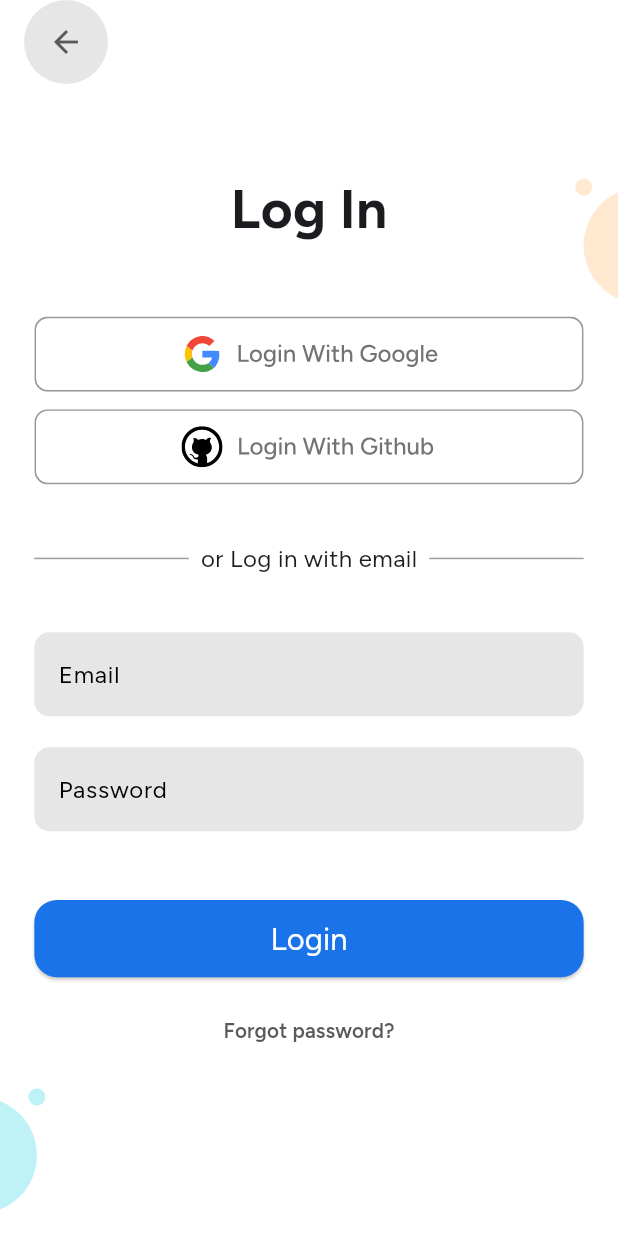
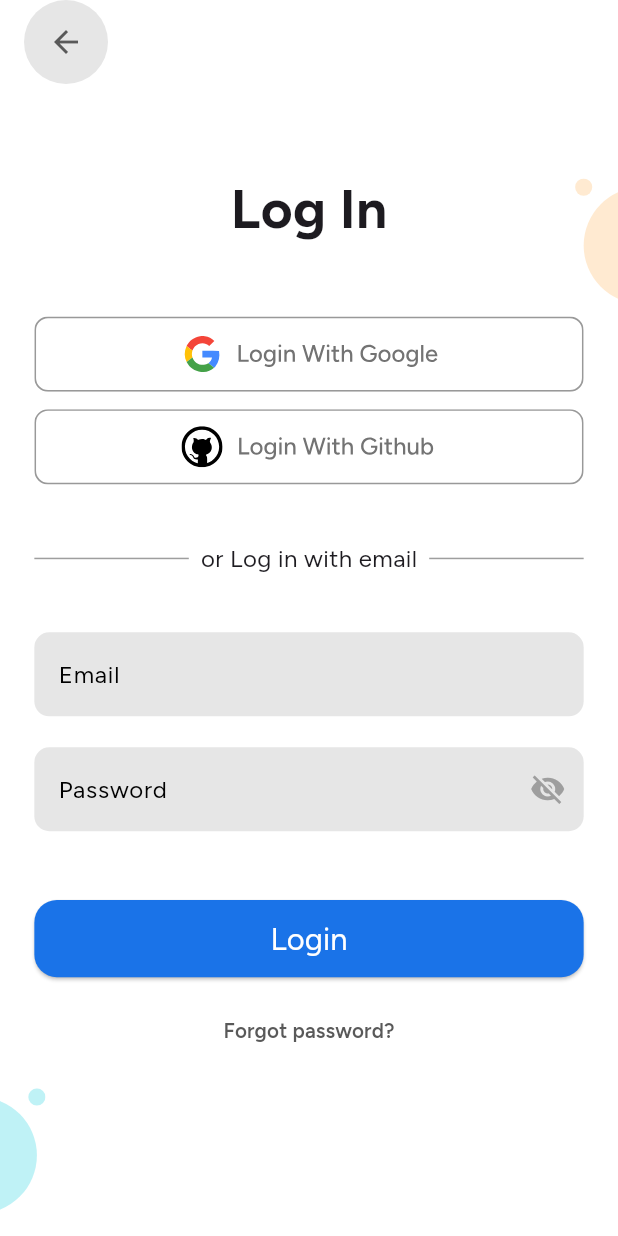
Before and after one commit to shreeyansh64/agile, a Flutter app: the screen it shows after launch, after a tap on "Log In", on a phone screen of 412 x 824 dp. Run offline on Flutter 3.47's test engine with Material 3 defaults, Android fonts, the light colour scheme and no system bars; our stand-ins replace dio, flutter_dotenv, flutter_otp_text_field, flutter_svg, fluttertoast, google_fonts and 3 more; accounts and stored records are empty; network calls fail.

Commit message:
LoginPage: added services and login function in loginpage

```diff
--- a/lib/main.dart
+++ b/lib/main.dart
@@ -1,3 +1,6 @@
+import 'dart:io';
+
+import 'package:agile/view/dashboard.dart';
 import 'package:agile/view/forgotpasswordPage.dart';
 import 'package:agile/view/loginPage.dart';
 import 'package:agile/view/onBoard.dart';
@@ -8,9 +11,15 @@ import 'package:agile/view/signupPage.dart';
 import 'package:flutter/material.dart';
 import 'package:google_fonts/google_fonts.dart';
 import 'package:flutter_dotenv/flutter_dotenv.dart';
+import 'package:hive/hive.dart';
+import 'package:hive_flutter/hive_flutter.dart';
 
 Future<void> main()async{
-  await dotenv.load();
+  WidgetsFlutterBinding.ensureInitialized();
+  print('Current directory: ${Directory.current.path}');
+  await dotenv.load(fileName: ".env");
+  await Hive.initFlutter();
+  await Hive.openBox('auth');
   runApp(const MyApp());
 }
 
@@ -28,6 +37,7 @@ class MyApp extends StatelessWidget {
       initialRoute: '/',
       routes: {
         '/':(context)=> OnBoard(),
+        '/dashboard':(context)=> Dashboard(),
         '/login':(context)=> LoginPage(),
         '/signup':(context)=> SignupPage(),
         '/signupEmail':(context)=> SignupEmailPage(),
--- /dev/null
+++ b/lib/models/loginRequest.dart
@@ -0,0 +1,11 @@
+class LoginRequest {
+  final String username;
+  final String password;
+
+  LoginRequest({required this.username, required this.password});
+
+  Map<String, dynamic> toJson() => {
+    'username': username,
+    'password': password,
+  };
+}
--- /dev/null
+++ b/lib/models/loginResponse.dart
@@ -0,0 +1,19 @@
+class LoginResponse {
+  final String accessToken;
+  final String refreshToken;
+  final String tokenType;
+
+  LoginResponse({
+    required this.accessToken,
+    required this.refreshToken,
+    required this.tokenType,
+  });
+
+  factory LoginResponse.fromJson(Map<String, dynamic> json) {
+    return LoginResponse(
+      accessToken: json['access_token'],
+      refreshToken: json['refresh_token'],
+      tokenType: json['token_type'],
+    );
+  }
+}
--- a/lib/view/forgotpasswordPage.dart
+++ b/lib/view/forgotpasswordPage.dart
@@ -16,6 +16,8 @@ class ForgotPasswordPage extends StatefulWidget {
 class _ForgotPasswordPageState extends State<ForgotPasswordPage> {
 
   final TextEditingController emailController = TextEditingController();
+  final String emailErr = "";
+  final bool err = false;
 
   @override
   void dispose() {
@@ -85,7 +87,7 @@ class _ForgotPasswordPageState extends State<ForgotPasswordPage> {
                       ],
                     ),
                     SizedBox(height: _responsive(86)),
-                    inputField(text: "Email",controller:emailController),
+                    inputField(text: "Email",controller:emailController, errorText: emailErr, err: err,),
                     SizedBox(height: _responsive(92)),
                     BlueButton(text: "Verify Email",function: () {
                       Navigator.pushNamed(context, '/otpPage');
--- a/lib/view/loginPage.dart
+++ b/lib/view/loginPage.dart
@@ -1,3 +1,6 @@
+import 'package:agile/models/loginRequest.dart';
+import 'package:agile/models/loginResponse.dart';
+import 'package:agile/services/authServices.dart';
 import 'package:agile/styles/appColors.dart';
 import 'package:agile/styles/appText.dart';
 import 'package:agile/widgets/blueButton.dart';
@@ -6,6 +9,9 @@ import 'package:agile/widgets/inputField.dart';
 import 'package:agile/widgets/passwordField.dart';
 import 'package:flutter/material.dart';
 import 'package:flutter_svg/svg.dart';
+import 'package:fluttertoast/fluttertoast.dart';
+
+
 
 class LoginPage extends StatefulWidget {
   const LoginPage({super.key});
@@ -18,6 +24,11 @@ class _LoginPageState extends State<LoginPage> {
 
   final TextEditingController emailController = TextEditingController();
   final TextEditingController passController = TextEditingController();
+  final String emailErr = '';
+  final String passErr = '';
+  final bool emailErrb = true;
+  final bool passErrb = true;
+  final AuthService auth = AuthService();
 
   @override
   void dispose() {
@@ -32,6 +43,18 @@ class _LoginPageState extends State<LoginPage> {
       final width = MediaQuery.widthOf(context);
       return (width / 360) * num;
     }
+
+  Future<void> loginUser() async {
+  try {
+    final res = await auth.login(
+      LoginRequest(username: emailController.text, password: passController.text),
+    );
+    Fluttertoast.showToast(msg: "Logged in successfully!");
+    Navigator.pushReplacementNamed(context, '/dashboard');
+  } catch (e) {
+    Fluttertoast.showToast(msg: "Login failed: $e");
+  }
+}
 
     return GestureDetector(
       onTap: FocusScope.of(context).unfocus,
@@ -102,15 +125,15 @@ class _LoginPageState extends State<LoginPage> {
                         SizedBox(height: _responsive(33),),
                         Column(
                           children: [
-                            inputField(text: "Email", controller: emailController),
+                            inputField(text: "Email", controller: emailController, errorText: emailErr, err: emailErrb,),
                             SizedBox(height: _responsive(18)),
-                            PasswordField(text: "Password", controller: passController)
+                            PasswordField(text: "Password", controller: passController, errorText: passErr, err: passErrb,)
                           ],
                         ),
                         SizedBox(height: _responsive(40),),
                         Column(
                           children: [
-                            BlueButton(text: "Login",function: (){},),
+                            BlueButton(text: "Login",function: (){loginUser();},),
                             SizedBox(height: _responsive(10)),
                             TextButton(onPressed: (){Navigator.pushNamed(context, '/forgotPass');}, child: Text(
                               "Forgot password?",
--- a/lib/view/signupPage.dart
+++ b/lib/view/signupPage.dart
@@ -14,12 +14,12 @@ class SignupPage extends StatefulWidget {
 
 class _SignupPageState extends State<SignupPage> {
   final TextEditingController emailController = TextEditingController();
-  final TextEditingController passController = TextEditingController();
+  final String emailErr = '';
+  final bool emailErrb = false;
 
   @override
   void dispose() {
     emailController.dispose();
-    passController.dispose();
     super.dispose();
   }
 
@@ -97,7 +97,7 @@ class _SignupPageState extends State<SignupPage> {
                           ],
                         ),
                         SizedBox(height: _responsive(33)),
-                        inputField(text: "Email", controller: emailController,),
+                        inputField(text: "Email", controller: emailController, errorText: emailErr, err: emailErrb,),
                         SizedBox(height: _responsive(55)),
                         BlueButton(text: "Sign Up",function: (){Navigator.pushNamed(context, '/signupEmail');},),
                         Spacer(),
--- a/lib/widgets/inputField.dart
+++ b/lib/widgets/inputField.dart
@@ -1,17 +1,35 @@
 import 'package:agile/styles/appColors.dart';
 import 'package:flutter/material.dart';
 
-class inputField extends StatelessWidget {
+class inputField extends StatefulWidget {
   final String text;
   final TextEditingController controller;
-  const inputField({super.key,required this.text,required this.controller});
+  final String errorText;
+  final bool err;
+  const inputField({
+    super.key,
+    required this.text,
+    required this.controller,
+    required this.errorText,
+    required this.err,
+  });
 
+  @override
+  State<inputField> createState() => _inputFieldState();
+}
+
+class _inputFieldState extends State<inputField> {
   @override
   Widget build(BuildContext context) {
     return TextField(
-      controller: controller,
+      controller: widget.controller,
+      onChanged: (value) {
+        setState(() {});
+      },
       decoration: InputDecoration(
-        label: Text(text),
+        label: Text(widget.text),
+        // errorText: errorText,
+        // errorStyle: AppText.textButton(context).copyWith(color: Colors.red),
         labelStyle: TextStyle(color: Colors.black),
         fillColor: Appcolors.white_normal_hover,
         filled: true,
@@ -19,13 +37,12 @@ class inputField extends StatelessWidget {
           borderRadius: BorderRadius.circular(10),
           borderSide: BorderSide.none,
         ),
-        errorBorder: OutlineInputBorder(
-          borderRadius: BorderRadius.circular(10),
-          borderSide: BorderSide(width: 2,color: Colors.red),
-        ),
         focusedBorder: OutlineInputBorder(
           borderRadius: BorderRadius.circular(10),
-          borderSide: BorderSide(width: 2, color: Appcolors.blue1_normal),
+          borderSide: BorderSide(
+            width: 2,
+            color: widget.err ? Appcolors.blue1_normal : Colors.red,
+          ),
         ),
       ),
     );
--- a/lib/widgets/passwordField.dart
+++ b/lib/widgets/passwordField.dart
@@ -1,17 +1,34 @@
+import 'package:flutter/material.dart';
 import 'package:agile/styles/appColors.dart';
-import 'package:flutter/material.dart';
 
-class PasswordField extends StatelessWidget {
+class PasswordField extends StatefulWidget {
   final String text;
   final TextEditingController controller;
-  const PasswordField({super.key,required this.text, required this.controller});
+  final String errorText;
+  final bool err;
+  const PasswordField({
+    super.key,
+    required this.text,
+    required this.controller,
+    required this.errorText,
+    required this.err,
+  });
+
+  @override
+  State<PasswordField> createState() => _PasswordFieldState();
+}
+
+class _PasswordFieldState extends State<PasswordField> {
+  bool _obscureText = true;
 
   @override
   Widget build(BuildContext context) {
     return TextField(
-      controller: controller,
+      controller: widget.controller,
+      obscureText: _obscureText,
+      onChanged: (value) => setState(() {}),
       decoration: InputDecoration(
-        label: Text(text),
+        label: Text(widget.text),
         labelStyle: TextStyle(color: Colors.black),
         fillColor: Appcolors.white_normal_hover,
         filled: true,
@@ -21,9 +38,23 @@ class PasswordField extends StatelessWidget {
         ),
         focusedBorder: OutlineInputBorder(
           borderRadius: BorderRadius.circular(10),
-          borderSide: BorderSide(width: 2, color: Appcolors.blue1_normal),
+          borderSide: BorderSide(
+            width: 2,
+            color: widget.err ? Appcolors.blue1_normal : Colors.red,
+          ),
+        ),
+        suffixIcon: IconButton(
+          icon: Icon(
+            _obscureText ? Icons.visibility_off : Icons.visibility,
+            color: Colors.grey,
+          ),
+          onPressed: () {
+            setState(() {
+              _obscureText = !_obscureText;
+            });
+          },
         ),
       ),
-    );;
+    );
   }
 }
```
Also changed, not shown: lib/services/authServices.dart (added, +40 -0 lines), lib/services/signupService.dart (deleted, +0 -21 lines), lib/view/dashboard.dart (added, +20 -0 lines), lib/view/resetpasswordPage.dart (+6 -2 lines), lib/view/signupEmailPage.dart (+12 -4 lines), pubspec.yaml (+4 -4 lines), pubspec.lock.
